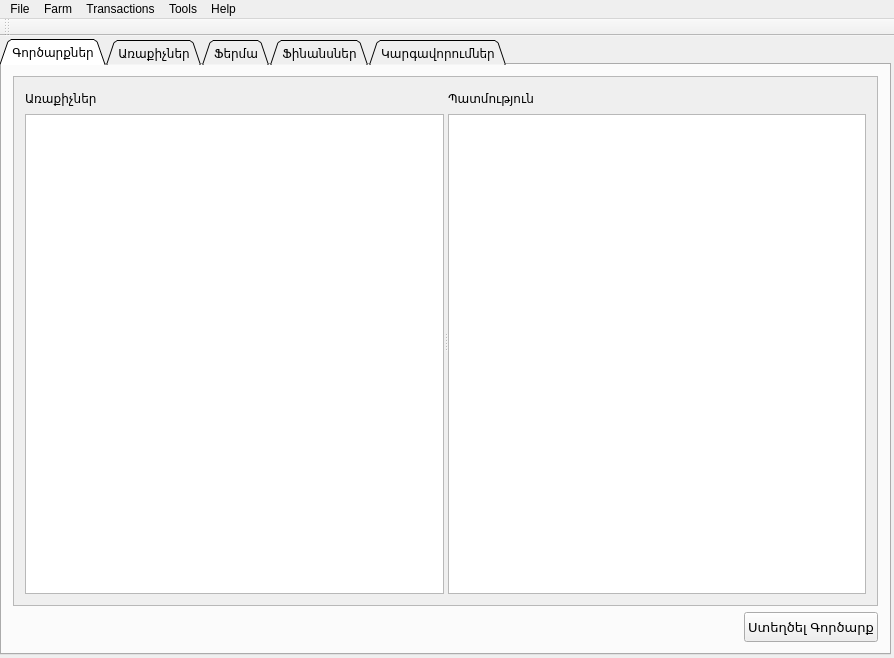
Above: src/farmmanager.ui from ADCompany/AD-Farm before the change. Below: the same form after it.
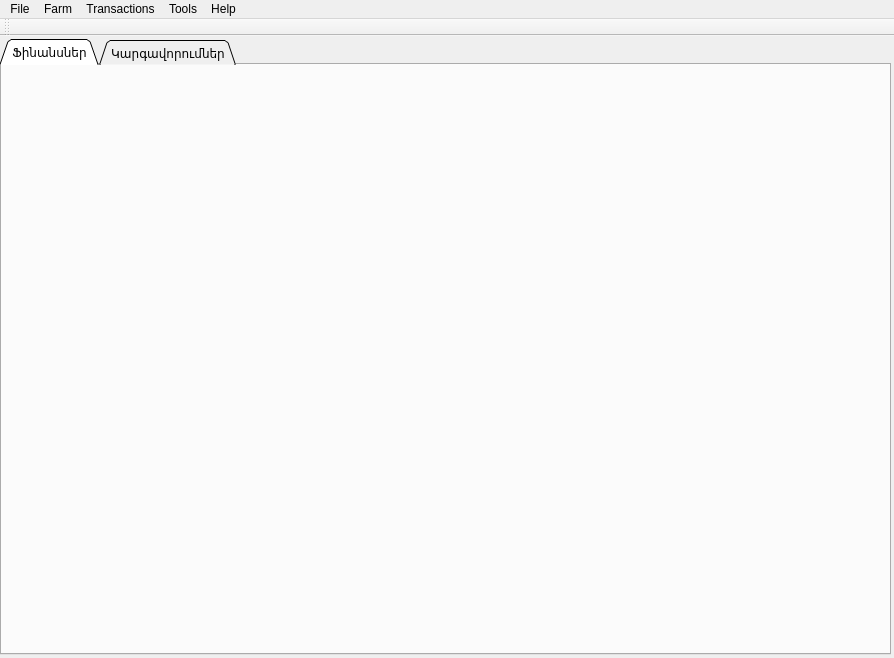
That is the form after the change. The open tabs and pages were chosen to show the change. Icons and pictures are not drawn.

The edit to the form file:
```diff
--- a/src/farmmanager.ui
+++ b/src/farmmanager.ui
@@ -66,323 +66,6 @@
       <property name="movable">
        <bool>false</bool>
       </property>
-      <widget class="QWidget" name="tabTransactions">
-       <attribute name="icon">
-        <iconset resource="farmmanager.qrc">
-         <normaloff>:/FarmManager/Resources/transactions2.png</normaloff>:/FarmManager/Resources/transactions2.png</iconset>
-       </attribute>
-       <attribute name="title">
-        <string>Գործարքներ</string>
-       </attribute>
-       <layout class="QVBoxLayout" name="verticalLayout_5">
-        <item>
-         <widget class="QScrollArea" name="scrollArea">
-          <property name="widgetResizable">
-           <bool>true</bool>
-          </property>
-          <widget class="QWidget" name="scrollAreaWidgetContents">
-           <property name="geometry">
-            <rect>
-             <x>0</x>
-             <y>0</y>
-             <width>865</width>
-             <height>529</height>
-            </rect>
-           </property>
-           <layout class="QHBoxLayout" name="horizontalLayout_8">
-            <item>
-             <widget class="QSplitter" name="splitter">
-              <property name="orientation">
-               <enum>Qt::Horizontal</enum>
-              </property>
-              <property name="opaqueResize">
-               <bool>true</bool>
-              </property>
-              <widget class="QWidget" name="widget_2" native="true">
-               <layout class="QVBoxLayout" name="verticalLayout_3">
-                <property name="spacing">
-                 <number>0</number>
-                </property>
-                <property name="margin">
-                 <number>0</number>
-                </property>
-                <item>
-                 <layout class="QVBoxLayout" name="verticalLayout_2">
-                  <item>
-                   <layout class="QHBoxLayout" name="horizontalLayout_3">
-                    <item>
-                     <widget class="QLabel" name="label">
-                      <property name="text">
-                       <string>Առաքիչներ</string>
-                      </property>
-                     </widget>
-                    </item>
-                    <item>
-                     <spacer name="horizontalSpacer">
-                      <property name="orientation">
-                       <enum>Qt::Horizontal</enum>
-                      </property>
-                      <property name="sizeHint" stdset="0">
-                       <size>
-                        <width>40</width>
-                        <height>20</height>
-                       </size>
-                      </property>
-                     </spacer>
-                    </item>
-                   </layout>
-                  </item>
-                  <item>
-                   <widget class="QListWidget" name="listWidget"/>
-                  </item>
-                 </layout>
-                </item>
-               </layout>
-              </widget>
-              <widget class="QWidget" name="widget" native="true">
-               <layout class="QHBoxLayout" name="horizontalLayout_4">
-                <property name="spacing">
-                 <number>0</number>
-                </property>
-                <property name="margin">
-                 <number>0</number>
-                </property>
-                <item>
-                 <layout class="QVBoxLayout" name="verticalLayout_4">
-                  <item>
-                   <layout class="QHBoxLayout" name="horizontalLayout_5">
-                    <item>
-                     <widget class="QLabel" name="label_2">
-                      <property name="text">
-                       <string>Պատմություն</string>
-                      </property>
-                     </widget>
-                    </item>
-                    <item>
-                     <spacer name="horizontalSpacer_2">
-                      <property name="orientation">
-                       <enum>Qt::Horizontal</enum>
-                      </property>
-                      <property name="sizeHint" stdset="0">
-                       <size>
-                        <width>40</width>
-                        <height>20</height>
-                       </size>
-                      </property>
-                     </spacer>
-                    </item>
-                   </layout>
-                  </item>
-                  <item>
-                   <widget class="QTableView" name="tableView"/>
-                  </item>
-                 </layout>
-                </item>
-               </layout>
-              </widget>
-             </widget>
-            </item>
-           </layout>
-          </widget>
-         </widget>
-        </item>
-        <item>
-         <layout class="QHBoxLayout" name="horizontalLayout_6">
-          <item>
-           <spacer name="horizontalSpacer_3">
-            <property name="orientation">
-             <enum>Qt::Horizontal</enum>
-            </property>
-            <property name="sizeHint" stdset="0">
-             <size>
-              <width>40</width>
-              <height>20</height>
-             </size>
-            </property>
-           </spacer>
-          </item>
-          <item>
-           <widget class="QPushButton" name="btnCreateTransaction">
-            <property name="minimumSize">
-             <size>
-              <width>0</width>
-              <height>30</height>
-             </size>
-            </property>
-            <property name="font">
-             <font>
-              <pointsize>10</pointsize>
-             </font>
-            </property>
-            <property name="text">
-             <string>Ստեղծել Գործարք</string>
-            </property>
-           </widget>
-          </item>
-         </layout>
-        </item>
-       </layout>
-      </widget>
-      <widget class="QWidget" name="tabSuppliers">
-       <attribute name="icon">
-        <iconset resource="farmmanager.qrc">
-         <normaloff>:/FarmManager/Resources/suppliers.png</normaloff>:/FarmManager/Resources/suppliers.png</iconset>
-       </attribute>
-       <attribute name="title">
-        <string>Առաքիչներ</string>
-       </attribute>
-       <layout class="QVBoxLayout" name="verticalLayout_7">
-        <item>
-         <layout class="QVBoxLayout" name="verticalLayout_6">
-          <item>
-           <widget class="QTableView" name="tableView_2"/>
-          </item>
-          <item>
-           <layout class="QHBoxLayout" name="horizontalLayout_7">
-            <item>
-             <spacer name="horizontalSpacer_4">
-              <property name="orientation">
-               <enum>Qt::Horizontal</enum>
-              </property>
-              <property name="sizeHint" stdset="0">
-               <size>
-                <width>58</width>
-                <height>28</height>
-               </size>
-              </property>
-             </spacer>
-            </item>
-            <item>
-             <widget class="QPushButton" name="btnAddSupplier">
-              <property name="text">
-               <string>Ավելացնել</string>
-              </property>
-             </widget>
-            </item>
-            <item>
-             <widget class="QPushButton" name="pushButton_3">
-              <property name="text">
-               <string>Հեռացնել</string>
-              </property>
-             </widget>
-            </item>
-           </layout>
-          </item>
-         </layout>
-        </item>
-       </layout>
-      </widget>
-      <widget class="QWidget" name="tabFarm">
-       <attribute name="icon">
-        <iconset resource="farmmanager.qrc">
-         <normaloff>:/FarmManager/Resources/farm.png</normaloff>:/FarmManager/Resources/farm.png</iconset>
-       </attribute>
-       <attribute name="title">
-        <string>Ֆերմա</string>
-       </attribute>
-       <layout class="QHBoxLayout" name="horizontalLayout_2">
-        <item>
-         <layout class="QHBoxLayout" name="horizontalLayout">
-          <item>
-           <widget class="QTreeWidget" name="treeWidget">
-            <column>
-             <property name="text">
-              <string/>
-             </property>
-            </column>
-            <item>
-             <property name="text">
-              <string>Ֆերմա</string>
-             </property>
-            </item>
-            <item>
-             <property name="text">
-              <string>Գոմեր</string>
-             </property>
-             <item>
-              <property name="text">
-               <string>Գոմ 1</string>
-              </property>
-             </item>
-             <item>
-              <property name="text">
-               <string>Գոմ 2</string>
-              </property>
-             </item>
-             <item>
-              <property name="text">
-               <string>Գոմ 3</string>
-              </property>
-             </item>
-             <item>
-              <property name="text">
-               <string>Գոմ 4</string>
-              </property>
-             </item>
-             <item>
-              <property name="text">
-               <string>Գոմ 5</string>
-              </property>
-             </item>
-             <item>
-              <property name="text">
-               <string>Գոմ 6</string>
-              </property>
-             </item>
-             <item>
-              <property name="text">
-               <string>Գոմ 7</string>
-              </property>
-             </item>
-             <item>
-              <property name="text">
-               <string>Գոմ 8</string>
-              </property>
-             </item>
-            </item>
-           </widget>
-          </item>
-          <item>
-           <widget class="QTableWidget" name="tableWidget">
-            <row>
-             <property name="text">
-              <string>Հավ</string>
-             </property>
-             <property name="icon">
-              <iconset resource="farmmanager.qrc">
-               <normaloff>:/FarmManager/Resources/farm.png</normaloff>:/FarmManager/Resources/farm.png</iconset>
-             </property>
-            </row>
-            <row>
-             <property name="text">
-              <string>Ճուտ</string>
-             </property>
-             <property name="icon">
-              <iconset resource="farmmanager.qrc">
-               <normaloff>:/FarmManager/Resources/chick.png</normaloff>:/FarmManager/Resources/chick.png</iconset>
-             </property>
-            </row>
-            <column>
-             <property name="text">
-              <string>Քանակ</string>
-             </property>
-            </column>
-            <item row="0" column="0">
-             <property name="text">
-              <string>100</string>
-             </property>
-            </item>
-            <item row="1" column="0">
-             <property name="text">
-              <string>60</string>
-             </property>
-            </item>
-           </widget>
-          </item>
-         </layout>
-        </item>
-       </layout>
-      </widget>
       <widget class="QWidget" name="tabFinances">
        <attribute name="icon">
         <iconset resource="farmmanager.qrc">
```
Left out of the diff: 2 changed lines with no effect on the pictures.
